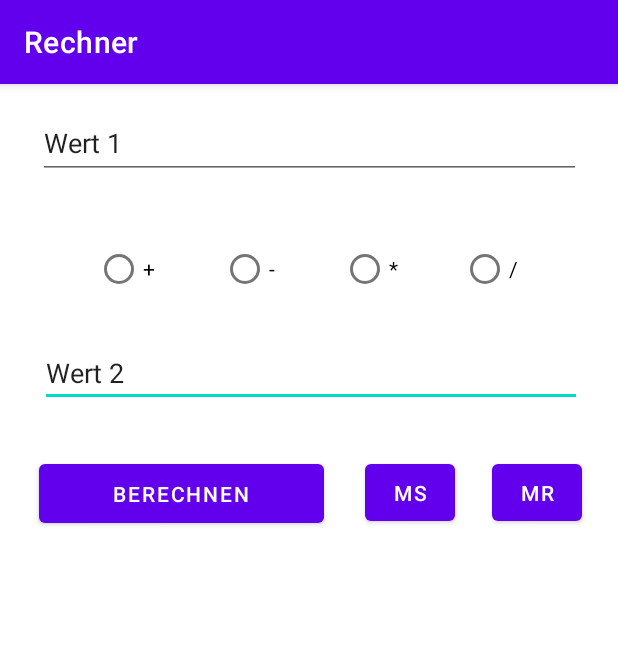
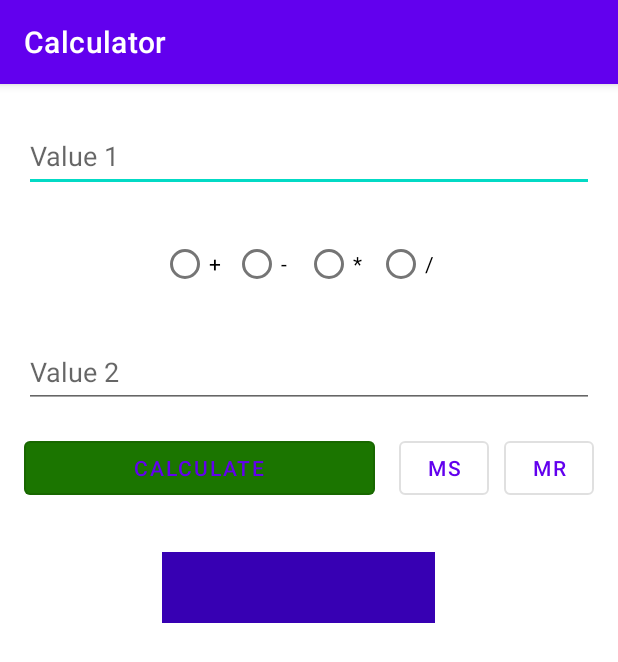
Before and after one commit to markomir/Android-Calculator, an Android app: the screen it shows after launch (MainActivity), on a phone screen of 412 x 824 dp. Shown: the top 662 px of the screen. Run offline under Robolectric (Android 15) with nearby library versions, the phone set to English and light mode, and no system bars.

Commit message:
Created App-Functionality, adjusted Interface

```diff
--- a/app/src/main/AndroidManifest.xml
+++ b/app/src/main/AndroidManifest.xml
@@ -10,7 +10,7 @@
         android:supportsRtl="true"
         android:theme="@style/Theme.Rechner">
         <activity
-            android:name=".MainActivity"
+            android:name="at.ac.tgm.hit.sew7.mmirceski.rechner.MainActivity"
             android:exported="true">
             <intent-filter>
                 <action android:name="android.intent.action.MAIN" />
--- /dev/null
+++ b/app/src/main/java/at/ac/tgm/hit/sew7/mmirceski/rechner/MainActivity.java
@@ -0,0 +1,201 @@
+package at.ac.tgm.hit.sew7.mmirceski.rechner;
+
+import androidx.appcompat.app.AppCompatActivity;
+
+import android.content.Context;
+import android.content.SharedPreferences;
+import android.graphics.Color;
+import android.os.Bundle;
+import android.view.MotionEvent;
+import android.view.View;
+import android.widget.Button;
+import android.widget.EditText;
+import android.widget.RadioButton;
+import android.widget.RadioGroup;
+import android.widget.TextView;
+import android.widget.Toast;
+
+
+
+import java.text.ParseException;
+import java.text.NumberFormat;
+
+
+import com.example.rechner.R;
+public class MainActivity extends AppCompatActivity {
+    private EditText editVal1, editVal2;
+    private RadioGroup rg;
+    private RadioButton rbAdd, rbSub, rbMul, rbDiv;
+    private TextView tvResult;
+    private Button btnCalc, btnMS, btnMR;
+
+    @Override
+    protected void onCreate(Bundle savedInstanceState) {
+        super.onCreate(savedInstanceState);
+        setContentView(R.layout.activity_main);
+
+        // UI-Widgets initialisieren
+        editVal1 = findViewById(R.id.edit_value1);
+        editVal2 = findViewById(R.id.edit_value2);
+
+        rg = findViewById(R.id.radioGroup);
+        rbAdd = findViewById(R.id.radioButton_add);
+        rbSub = findViewById(R.id.radioButton_sub);
+        rbMul = findViewById(R.id.radioButton_mul);
+        rbDiv = findViewById(R.id.radioButton_div);
+
+        tvResult = findViewById(R.id.textView_result);
+
+        btnCalc = findViewById(R.id.button_calc);
+        btnMS = findViewById(R.id.button_ms);
+        btnMR = findViewById(R.id.button_mr);
+
+        // Berechnen Button
+        btnCalc.setOnClickListener(new View.OnClickListener() {
+            /**
+             * Diese Methode wird aufgerufen, wenn der Berechnen-Button gedrückt wird.
+             * @param view Berechnen-Button.
+             */
+            @Override
+            public void onClick(View view) {
+                /* NumberFormat wird verwendet, damit das Locale berücksichtigt wird
+                 * siehe https://developer.android.com/reference/java/text/NumberFormat */
+                NumberFormat nf = NumberFormat.getInstance();
+
+                // Text aus Textfeldern herausholen
+                String editText1 = editVal1.getText().toString(),
+                        editText2 = editVal2.getText().toString();
+                // Sicherstellen, dass die Textfelder nicht leer sind.
+                if (editText1.length() == 0 || editText2.length() == 0) {
+                    Toast.makeText(getApplicationContext(), getResources().getString(R.string.enter_both_values), Toast.LENGTH_SHORT).show();
+                    return;
+                }
+                // Text in Zahlen umwandeln (sollte eigentlich immer funktionieren)
+                double val1 = 0.0, val2 = 0.0;
+                try {
+                    val1 = nf.parse(editText1).doubleValue();
+                    val2 = nf.parse(editText2).doubleValue();
+                } catch (ParseException e ) {
+                    // Dieser Fall sollte in der Regel nicht eintreten, da das Eingabefeld eh nur Dezimalzahlen akzeptieren sollte.
+                    e.printStackTrace();
+                    Toast.makeText(getApplicationContext(), getResources().getString(R.string.invalid_number_format), Toast.LENGTH_SHORT).show();
+                    return;
+                }
+
+                // Gewählte Rechenoperation herausfinden und durchführen
+                double result = 0.0;
+                if (rbAdd.isChecked())       result = val1 + val2;
+                else if (rbSub.isChecked())  result = val1 - val2;
+                else if (rbMul.isChecked())  result = val1 * val2;
+                else if (rbDiv.isChecked())  result = val1 / val2;
+                else {
+                    Toast.makeText(getApplicationContext(), getResources().getString(R.string.select_operation), Toast.LENGTH_SHORT).show();
+                    return;
+                }
+
+                // Resultat anzeigen
+                tvResult.setText(nf.format(result));
+                // Negative Zahlen sollen rot sein
+                if (result < 0.0)  tvResult.setTextColor(Color.RED);
+                else tvResult.setTextColor(Color.WHITE);
+            }
+        });
+
+        // Memory Store Button
+        btnMS.setOnClickListener(new View.OnClickListener() {
+            /**
+             * Diese Methode wird aufgerufen, wenn der Memory Store Button gedrückt wird.
+             * @param view Memory Store Button.
+             */
+            @Override
+            public void onClick(View view) {
+                SharedPreferences.Editor editor = getPreferences(Context.MODE_PRIVATE).edit();
+                // Es gibt ohnehin keine putDouble()-Methode, daher wird einfach direkt der String gespeichert.
+                editor.putString("val1", editVal1.getText().toString());
+                editor.putString("val2", editVal2.getText().toString());
+                editor.putString("result", tvResult.getText().toString());
+
+                String operation = "";
+                if (rbAdd.isChecked())       operation = "+";
+                else if (rbSub.isChecked())  operation = "-";
+                else if (rbMul.isChecked())  operation = "*";
+                else if (rbDiv.isChecked())  operation = "/";
+                editor.putString("op", operation);
+
+                editor.apply();
+
+                // Der Wert wurde gespeichert, also soll ein kurzer Text "Gespeichert" erscheinen.
+                Toast.makeText(getApplicationContext(), getString(R.string.saved), Toast.LENGTH_SHORT).show();
+            }
+        });
+
+        // Memory Recall Button
+        btnMR.setOnClickListener(new View.OnClickListener() {
+            /**
+             * Diese Methode wird aufgerufen, wenn der Memory Recall Button gedrückt wird.
+             * @param view Memory Recall Button.
+             */
+            @Override
+            public void onClick(View view) {
+                SharedPreferences prefs = getPreferences(Context.MODE_PRIVATE);
+                editVal1.setText(prefs.getString("val1", ""));
+                editVal2.setText(prefs.getString("val2", ""));
+
+                String result = prefs.getString("result", "");
+                tvResult.setText(result);
+                // Negative Zahlen sollen rot sein
+                if (result.startsWith("-"))  tvResult.setTextColor(Color.RED);
+                else tvResult.setTextColor(Color.WHITE);
+
+                String operation = prefs.getString("op", "");
+                rg.clearCheck();
+                rbAdd.setChecked(operation.equals("+"));
+                rbSub.setChecked(operation.equals("-"));
+                rbMul.setChecked(operation.equals("*"));
+                rbDiv.setChecked(operation.equals("/"));
+            }
+        });
+
+        // Berühren des Ausgabefelds soll dieses löschen
+        tvResult.setOnTouchListener(new View.OnTouchListener() {
+            /**
+             * Diese Methode wird aufgerufen, wenn das Ausgabefeld berührt wird.
+             * @param v Ausgabefeld
+             * @param event Bewegungsereignis (Finger, Stift, Maus, ...)
+             * @return true, wenn das Ereignis behandelt wurde, sonst false.
+             */
+            @Override
+            public boolean onTouch(View v, MotionEvent event) {
+                tvResult.setText("");
+                return true;
+            }
+        });
+    }
+
+    /**
+     * Diese Methode wird aufgerufen, wenn die Aktivität gestartet wird (nach onCreate() oder onRestart()).
+     */
+    @Override
+    protected void onStart() {
+        super.onStart();
+
+        // Der Berechnen-Button und die Radiobuttons sind initial deaktiviert und werden hier aktiviert.
+        btnCalc.setEnabled(true);
+        rbAdd.setEnabled(true);
+        rbSub.setEnabled(true);
+        rbMul.setEnabled(true);
+        rbDiv.setEnabled(true);
+    }
+
+    /**
+     * Diese Methode wird aufgerufen, wenn die Aktivität wieder sichtbar ist und angezeigt wird (nach onStart() oder onPause()).
+     */
+    @Override
+    protected void onResume() {
+        super.onResume();
+
+        // Die Hintergrundfarbe des Berechnen-Buttons wird auf eine grüne Farbe gesetzt, um die Einsatzbereitschaft zu signalisieren
+        btnCalc.setBackgroundColor(Color.parseColor("#1B7500"));
+    }
+
+}
--- a/app/src/main/java/com/example/rechner/MainActivity.java
+++ /dev/null
@@ -1,14 +0,0 @@
-package com.example.rechner;
-
-import androidx.appcompat.app.AppCompatActivity;
-
-import android.os.Bundle;
-
-public class MainActivity extends AppCompatActivity {
-
-    @Override
-    protected void onCreate(Bundle savedInstanceState) {
-        super.onCreate(savedInstanceState);
-        setContentView(R.layout.activity_main);
-    }
-}
--- a/app/src/main/res/layout/activity_main.xml
+++ b/app/src/main/res/layout/activity_main.xml
@@ -4,136 +4,143 @@
     xmlns:tools="http://schemas.android.com/tools"
     android:layout_width="match_parent"
     android:layout_height="match_parent"
-    tools:context=".MainActivity">
+    tools:context="at.ac.tgm.hit.sew7.mmirceski.rechner.MainActivity">
 
     <EditText
-        android:id="@+id/editTextTextPersonName2"
-        android:layout_width="361dp"
-        android:layout_height="44dp"
+        android:id="@+id/edit_value1"
+        android:layout_width="0dp"
+        android:layout_height="wrap_content"
         android:layout_marginStart="16dp"
         android:layout_marginTop="24dp"
         android:layout_marginEnd="16dp"
         android:ems="10"
-        android:inputType="textPersonName"
-        android:text="Wert 2"
+        android:hint="@string/value1"
+        android:importantForAutofill="no"
+        android:inputType="numberDecimal"
+        android:minHeight="48dp"
         app:layout_constraintEnd_toEndOf="parent"
-        app:layout_constraintHorizontal_bias="0.555"
+        app:layout_constraintHorizontal_bias="0.0"
+        app:layout_constraintStart_toStartOf="parent"
+        app:layout_constraintTop_toTopOf="parent" />
+
+    <EditText
+        android:id="@+id/edit_value2"
+        android:layout_width="0dp"
+        android:layout_height="wrap_content"
+        android:layout_marginStart="16dp"
+        android:layout_marginTop="24dp"
+        android:layout_marginEnd="16dp"
+        android:ems="10"
+        android:hint="@string/value2"
+        android:importantForAutofill="no"
+        android:inputType="numberDecimal"
+        android:minHeight="48dp"
+        app:layout_constraintEnd_toEndOf="parent"
+        app:layout_constraintHorizontal_bias="0.0"
         app:layout_constraintStart_toStartOf="parent"
         app:layout_constraintTop_toBottomOf="@+id/radioGroup" />
 
-    <EditText
-        android:id="@+id/editTextTextPersonName"
-        android:layout_width="362dp"
-        android:layout_height="47dp"
+    <Button
+        android:id="@+id/button_calc"
+        style="@style/Widget.MaterialComponents.Button.OutlinedButton"
+        android:layout_width="0dp"
+        android:layout_height="wrap_content"
         android:layout_marginStart="16dp"
         android:layout_marginTop="16dp"
         android:layout_marginEnd="16dp"
-        android:ems="10"
-        android:inputType="textPersonName"
-        android:text="Wert 1"
+        android:enabled="false"
+        android:text="@string/calculate"
+        app:layout_constraintEnd_toStartOf="@+id/button_ms"
+        app:layout_constraintStart_toStartOf="parent"
+        app:layout_constraintTop_toBottomOf="@+id/edit_value2" />
+
+    <Button
+        android:id="@+id/button_ms"
+        style="@style/Widget.MaterialComponents.Button.OutlinedButton"
+        android:layout_width="60dp"
+        android:layout_height="wrap_content"
+        android:layout_marginTop="16dp"
+        android:text="@string/memory_save_short"
         app:layout_constraintEnd_toEndOf="parent"
+        app:layout_constraintHorizontal_bias="0.755"
         app:layout_constraintStart_toStartOf="parent"
-        app:layout_constraintTop_toTopOf="parent" />
+        app:layout_constraintTop_toBottomOf="@+id/edit_value2" />
 
-    <androidx.constraintlayout.widget.ConstraintLayout
+    <Button
+        android:id="@+id/button_mr"
+        style="@style/Widget.MaterialComponents.Button.OutlinedButton"
+        android:layout_width="60dp"
+        android:layout_height="wrap_content"
+        android:layout_marginTop="16dp"
+        android:text="@string/memory_restore_short"
+        app:layout_constraintEnd_toEndOf="parent"
+        app:layout_constraintHorizontal_bias="0.954"
+        app:layout_constraintStart_toStartOf="parent"
+        app:layout_constraintTop_toBottomOf="@+id/edit_value2" />
+
+    <TextView
+        android:id="@+id/textView_result"
+        android:layout_width="182dp"
+        android:layout_height="47dp"
+        android:layout_marginTop="32dp"
+        android:layout_marginEnd="36dp"
+        android:background="@color/purple_700"
+        android:fontFamily="monospace"
+        android:padding="4dp"
+        android:textAlignment="textEnd"
+        android:textColor="@color/white"
+        android:textSize="24sp"
+        app:layout_constraintEnd_toEndOf="@+id/button_ms"
+        app:layout_constraintTop_toBottomOf="@+id/button_calc" />
+
+    <androidx.constraintlayout.widget.Guideline
+        android:id="@+id/guideline2"
+        android:layout_width="wrap_content"
+        android:layout_height="wrap_content"
+        android:orientation="vertical"
+        app:layout_constraintGuide_percent="0.26" />
+
+    <RadioGroup
         android:id="@+id/radioGroup"
-        android:layout_width="363dp"
-        android:layout_height="48dp"
-        android:layout_marginStart="24dp"
-        android:layout_marginTop="36dp"
-        android:layout_marginEnd="24dp"
-        app:layout_constraintEnd_toEndOf="parent"
-        app:layout_constraintHorizontal_bias="0.0"
-        app:layout_constraintStart_toStartOf="parent"
-        app:layout_constraintTop_toBottomOf="@+id/editTextTextPersonName">
+        android:layout_width="wrap_content"
+        android:layout_height="wrap_content"
+        android:layout_marginTop="24dp"
+        android:orientation="horizontal"
+        app:layout_constraintStart_toStartOf="@+id/guideline2"
+        app:layout_constraintTop_toBottomOf="@+id/edit_value1">
 
         <RadioButton
-            android:id="@+id/radioButton3"
+            android:id="@+id/radioButton_add"
             android:layout_width="wrap_content"
             android:layout_height="wrap_content"
-            android:layout_marginStart="32dp"
-            android:layout_marginEnd="32dp"
+            android:checked="false"
+            android:enabled="false"
             android:text="+"
-            app:layout_constraintEnd_toStartOf="@+id/radioButton4"
-            app:layout_constraintHorizontal_bias="0.626"
-            app:layout_constraintStart_toStartOf="parent"
-            tools:layout_conversion_absoluteHeight="50dp"
-            tools:layout_conversion_absoluteWidth="50dp"
-            tools:layout_editor_absoluteY="1dp" />
+            tools:ignore="HardcodedText" />
 
         <RadioButton
-            android:id="@+id/radioButton4"
+            android:id="@+id/radioButton_sub"
             android:layout_width="wrap_content"
             android:layout_height="wrap_content"
-            android:layout_marginEnd="32dp"
+            android:enabled="false"
             android:text="-"
-            app:layout_constraintEnd_toStartOf="@+id/radioButton5"
-            tools:layout_conversion_absoluteHeight="50dp"
-            tools:layout_conversion_absoluteWidth="50dp"
-            tools:layout_editor_absoluteY="1dp" />
+            tools:ignore="HardcodedText" />
 
         <RadioButton
-            android:id="@+id/radioButton5"
+            android:id="@+id/radioButton_mul"
             android:layout_width="wrap_content"
             android:layout_height="wrap_content"
-            android:layout_marginEnd="32dp"
+            android:enabled="false"
             android:text="*"
-            app:layout_constraintEnd_toStartOf="@+id/radioButton2"
-            tools:layout_conversion_absoluteHeight="50dp"
-            tools:layout_conversion_absoluteWidth="50dp"
-            tools:layout_editor_absoluteY="1dp" />
+            tools:ignore="HardcodedText" />
 
         <RadioButton
-            android:id="@+id/radioButton2"
+            android:id="@+id/radioButton_div"
             android:layout_width="wrap_content"
             android:layout_height="wrap_content"
-            android:layout_marginEnd="32dp"
+            android:enabled="false"
             android:text="/"
-            app:layout_constraintEnd_toEndOf="parent"
-            tools:layout_conversion_absoluteHeight="50dp"
-            tools:layout_conversion_absoluteWidth="50dp"
-            tools:layout_editor_absoluteY="1dp" />
-    </androidx.constraintlayout.widget.ConstraintLayout>
-
-    <Button
-        android:id="@+id/button"
-        android:layout_width="190dp"
-        android:layout_height="51dp"
-        android:layout_marginStart="16dp"
-        android:layout_marginTop="32dp"
-        android:layout_marginEnd="24dp"
-        android:text="Berechnen"
-        app:layout_constraintBottom_toBottomOf="parent"
-        app:layout_constraintEnd_toStartOf="@+id/button2"
-        app:layout_constraintHorizontal_bias="0.769"
-        app:layout_constraintStart_toStartOf="parent"
-        app:layout_constraintTop_toBottomOf="@+id/editTextTextPersonName2"
-        app:layout_constraintVertical_bias="0.0" />
-
-    <Button
-        android:id="@+id/button2"
-        android:layout_width="60dp"
-        android:layout_height="50dp"
-        android:layout_marginTop="32dp"
-        android:text="MS"
-        app:layout_constraintBottom_toBottomOf="parent"
-        app:layout_constraintEnd_toEndOf="parent"
-        app:layout_constraintHorizontal_bias="0.692"
-        app:layout_constraintStart_toStartOf="parent"
-        app:layout_constraintTop_toBottomOf="@+id/editTextTextPersonName2"
-        app:layout_constraintVertical_bias="0.0" />
-
-    <Button
-        android:id="@+id/button3"
-        android:layout_width="60dp"
-        android:layout_height="50dp"
-        android:layout_marginTop="32dp"
-        android:text="MR"
-        app:layout_constraintBottom_toBottomOf="parent"
-        app:layout_constraintEnd_toEndOf="parent"
-        app:layout_constraintHorizontal_bias="0.931"
-        app:layout_constraintStart_toStartOf="parent"
-        app:layout_constraintTop_toBottomOf="@+id/editTextTextPersonName2"
-        app:layout_constraintVertical_bias="0.0" />
+            tools:ignore="HardcodedText" />
+    </RadioGroup>
 
 </androidx.constraintlayout.widget.ConstraintLayout>
--- a/app/src/main/res/values/strings.xml
+++ b/app/src/main/res/values/strings.xml
@@ -1,3 +1,14 @@
 <resources>
-    <string name="app_name">Rechner</string>
+    <string name="app_name">Calculator</string>
+    <string name="value1">Value 1</string>
+    <string name="value2">Value 2</string>
+    <string name="memory_save_short">MS</string>
+    <string name="memory_restore_short">MR</string>
+    <string name="calculate">Calculate</string>
+    <string name="enter_both_values">Please enter both values</string>
+    <string name="invalid_number_format">Invalid number format</string>
+    <string name="select_operation">Please select an operation</string>
+    <string name="saved">Saved</string>
+    <string name="reset">Reset</string>
+    <string name="info">Info</string>
 </resources>
```
